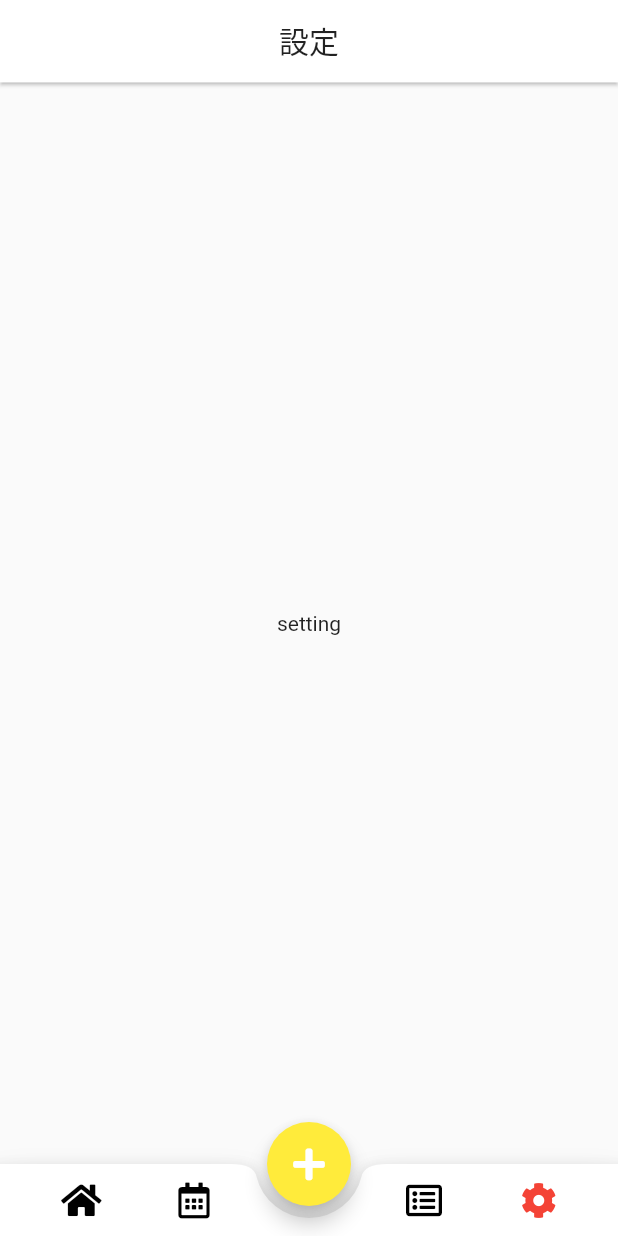
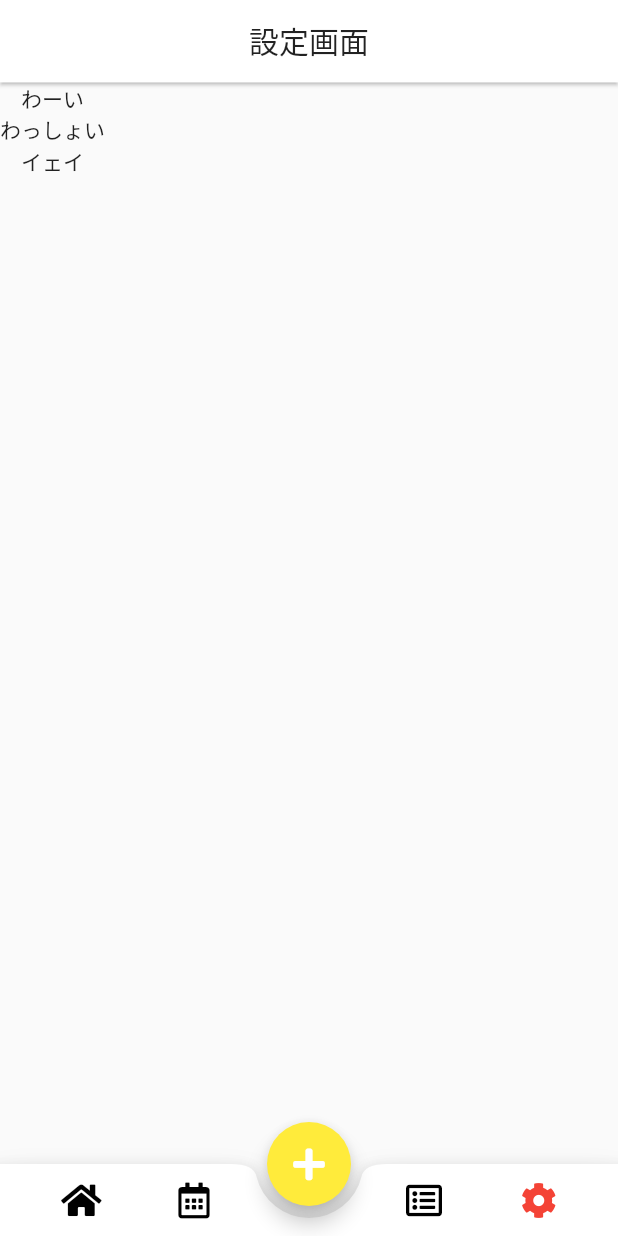
Before and after one commit to Kurogoma939/flutter_cashen, a Flutter app: the screen it shows after launch, item 4 of the bottom bar chosen, on a phone screen of 412 x 824 dp. Run offline on Flutter 3.47's test engine with Material 2 defaults, Android fonts, the light colour scheme and no system bars; our stand-ins replace font_awesome_flutter, syncfusion_flutter_calendar; Roboto replaces fonts that are missing (MPLUSRounded).

```diff
--- a/lib/app.dart
+++ b/lib/app.dart
@@ -21,7 +21,7 @@ class _CashenHomeState extends State<CashenHome> {
   ///ページリストの表示
   final tabs = <Widget>[
     const HomeTab(),
-    const CalendarTab(),
+    CalendarTab(),
     const HistoryTab(),
     const SettingTab(),
   ];
--- a/lib/presentations/pages/history_tab_page.dart
+++ b/lib/presentations/pages/history_tab_page.dart
@@ -2,7 +2,6 @@ import 'package:flutter/foundation.dart';
 import 'package:flutter/material.dart';
 import 'package:font_awesome_flutter/font_awesome_flutter.dart';
 
-///完全ダミーだが、値は変わっていくのでStatefulで管理
 class HistoryTab extends StatelessWidget {
   const HistoryTab({Key? key}) : super(key: key);
 
@@ -84,6 +83,8 @@ class HistoryTab extends StatelessWidget {
                   itemCount: 30,
                   itemBuilder: (BuildContext context, int index) {
                     return ListTile(
+                      /// Todo : 詳細ページに遷移
+                      onTap: () {},
                       leading: Icon(
                         FontAwesomeIcons.shoppingCart,
                         size: 30,
--- a/lib/presentations/pages/setting_tab_page.dart
+++ b/lib/presentations/pages/setting_tab_page.dart
@@ -1,7 +1,14 @@
 import 'package:flutter/material.dart';
 
-class SettingTab extends StatelessWidget {
+class SettingTab extends StatefulWidget {
   const SettingTab({Key? key}) : super(key: key);
+
+  @override
+  _SettingTabState createState() => _SettingTabState();
+}
+
+class _SettingTabState extends State<SettingTab> {
+  int _value = 6;
 
   @override
   Widget build(BuildContext context) {
@@ -9,15 +16,21 @@ class SettingTab extends StatelessWidget {
       appBar: PreferredSize(
         preferredSize: const Size.fromHeight(55),
         child: AppBar(
-          automaticallyImplyLeading: false,
-          title: const Text('設定'),
+          title: const Text('設定画面'),
           centerTitle: true,
           elevation: 1,
           backgroundColor: Colors.white,
         ),
       ),
-      body: Center(
-        child: Text('setting'),
+      body: Container(
+        child: Column(
+          crossAxisAlignment: CrossAxisAlignment.center,
+          children: [
+            Text('わーい'),
+            Text('わっしょい'),
+            Text('イェイ'),
+          ],
+        ),
       ),
     );
   }
--- a/pubspec.yaml
+++ b/pubspec.yaml
@@ -18,6 +18,7 @@ dependencies:
   expansion_tile_card: ^2.0.0
   hooks_riverpod: ^0.14.0+4
   provider: ^5.0.0
+  syncfusion_flutter_calendar: ^19.2.59
 
 
 dev_dependencies:
@@ -25,9 +26,7 @@ dev_dependencies:
   flutter_test:
     sdk: flutter
 
-
 flutter:
-
   uses-material-design: true
   assets:
     - assets/images/
```
Also changed, not shown: lib/presentations/pages/calendar_tab_page.dart (+74 -5 lines), lib/presentations/pages/history_list_detail.dart (+9 -1 lines), pubspec.lock.
